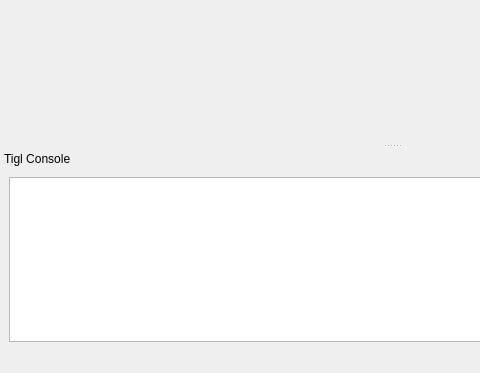
Old version of the form TIGLViewer/src/TIGLViewerWindow.ui in the repository DLR-SC/tigl; both pictures show x 0 to 480 and y 205 to 578 of the 783 by 578 pixel window.
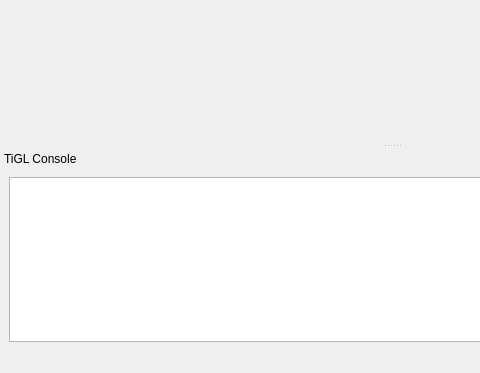
New version of the form. Icons and pictures are not drawn. Custom widgets are drawn as their Qt base class.

Commit message: Implemented TiXI message routing to TiGL Viewer

```diff
--- a/TIGLViewer/src/TIGLViewerWindow.ui
+++ b/TIGLViewer/src/TIGLViewerWindow.ui
@@ -309,7 +309,7 @@
   </widget>
   <widget class="QDockWidget" name="consoleDockWidget">
    <property name="windowTitle">
-    <string>Tigl Console</string>
+    <string>TiGL Console</string>
    </property>
    <attribute name="dockWidgetArea">
     <number>8</number>
```
The commit also changes 1 other file.
